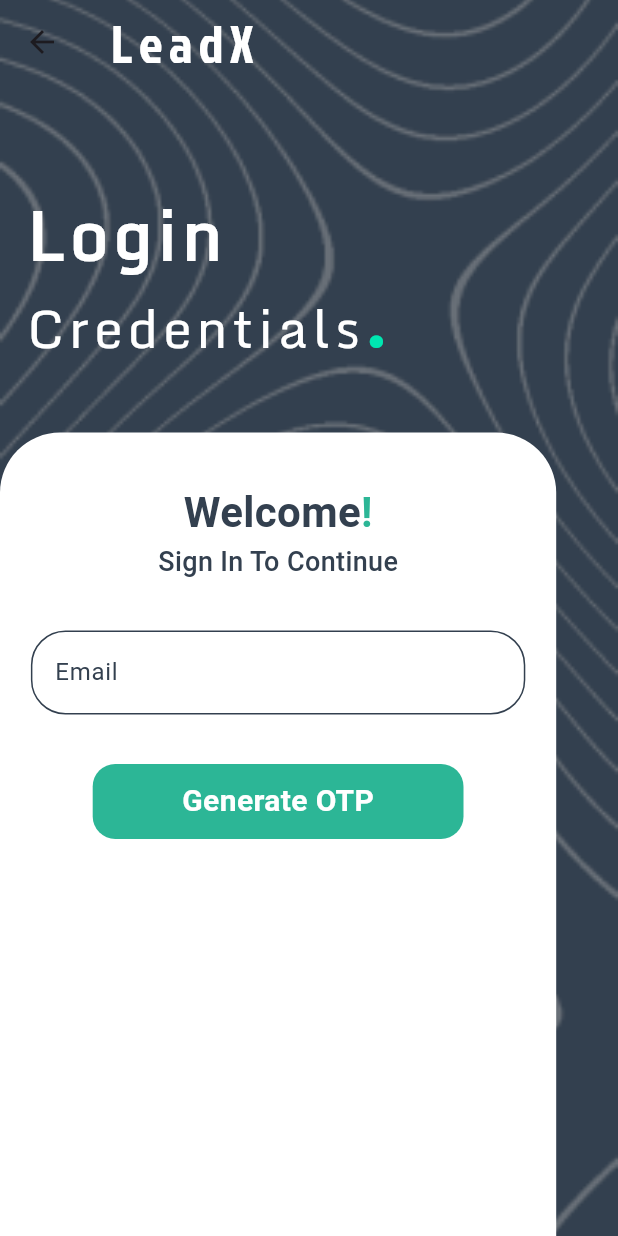
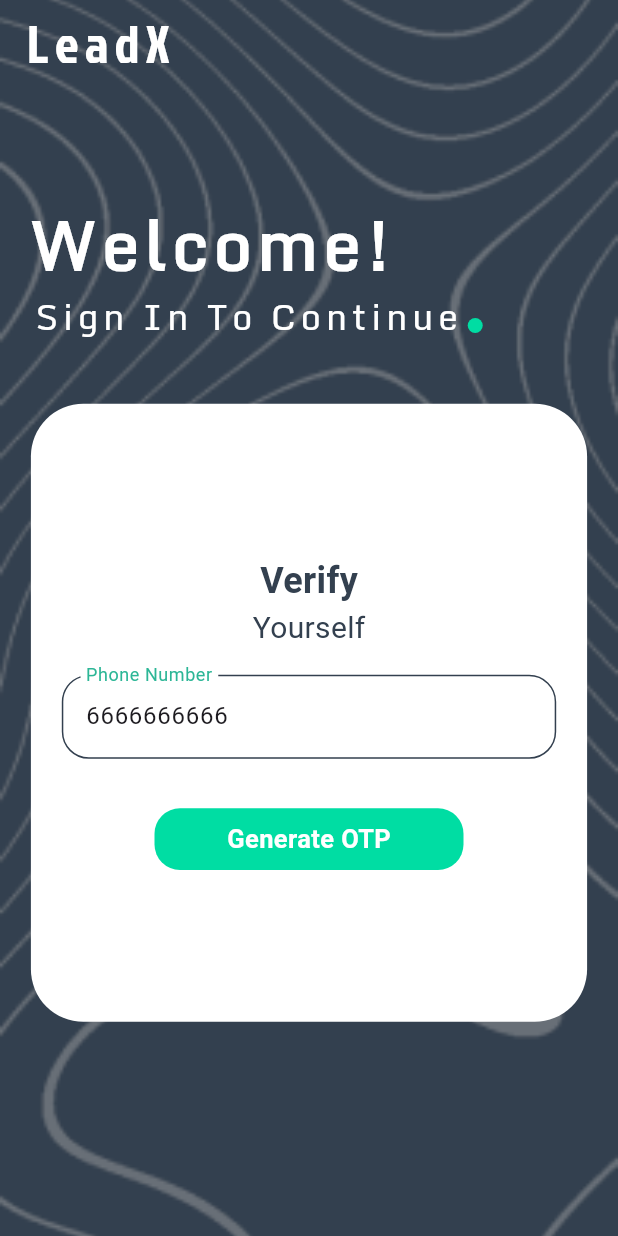
Before and after one commit to Akshaykk12/LeadX, a Flutter app: the LoginPage screen opened directly, on a phone screen of 412 x 824 dp. Run offline on Flutter 3.47's test engine with Material 3 defaults, Android fonts, the phone set to English and light mode, and no system bars; our stand-ins replace firebase_auth, firebase_core, google_nav_bar, pinput; missing offline and left inert: dart:ffi, tflite_flutter; accounts and stored records are empty.

Commit message:
Login Page With Auth Done!

```diff
--- a/lib/UiHelper/fontstyle.dart
+++ b/lib/UiHelper/fontstyle.dart
@@ -6,11 +6,12 @@ import 'package:flutter/painting.dart';
 import 'package:flutter/rendering.dart';
 
 TextStyle heading2({
-  Color textColor = Colors.white
+  Color textColor = Colors.white,
+  double textSize = 45
 }){
   return TextStyle(
     fontFamily: 'Monda',
-    fontSize: 45,
+    fontSize: textSize,
     color: textColor,
     letterSpacing: 3.3,
     fontWeight: FontWeight.w700
@@ -18,23 +19,25 @@ TextStyle heading2({
 }
 
 TextStyle heading1({
-  Color textColor = Colors.black
+  Color textColor = Colors.black,
+  double textSize = 35
 }){
   return TextStyle(
     fontFamily: 'JockeyOne',
-    fontSize: 35,
+    fontSize: textSize,
     color: textColor,
     letterSpacing: 4.0,
   );
 }
 
 TextStyle heading3({
-  Color textColor = Colors.white
+  Color textColor = Colors.white,
+  double textSize = 35
 }){
   return TextStyle(
     fontFamily: 'Monda',
     color: textColor,
-    fontSize: 35,
+    fontSize: textSize,
     fontWeight: FontWeight.w500,
     letterSpacing: 3.0,
   );
--- a/lib/models/data_model.dart
+++ b/lib/models/data_model.dart
@@ -6,7 +6,7 @@ class DataModel {
   String gender;
   String maritalStatus;
   int income;
-  String expenses;
+  int expenses;
   int creditScore;
   bool child;
   bool home;
@@ -38,7 +38,7 @@ class DataModel {
       gender: map['gender'] as String,
       maritalStatus: map['maritalStatus'] as String,
       income: map['income'] as int,
-      expenses: map['expenses'] as String,
+      expenses: map['expenses'] as int,
       creditScore: map['creditScore'] as int,
       child: map['child'] as bool,
       home: map['home'] as bool,
--- a/lib/models/income_details_model.dart
+++ b/lib/models/income_details_model.dart
@@ -1,6 +1,6 @@
 class IncomeDetailsModel {
   int income;
-  String expenses;
+  int expenses;
   int creditScore;
 
   // Constructor
@@ -14,7 +14,7 @@ class IncomeDetailsModel {
   factory IncomeDetailsModel.fromMap(Map<String, dynamic> map) {
     return IncomeDetailsModel(
       income: map['income'] as int,
-      expenses: map['expenses'] as String,
+      expenses: map['expenses'] as int,
       creditScore: map['creditScore'] as int,
     );
   }
--- a/lib/pages/Login_page.dart
+++ b/lib/pages/Login_page.dart
@@ -1,6 +1,8 @@
-import 'package:flutter/cupertino.dart';
+import 'package:firebase_auth/firebase_auth.dart';
 import 'package:flutter/material.dart';
+import 'package:leadx/UiHelper/Form_util.dart';
 import 'package:leadx/UiHelper/fontstyle.dart';
+import 'package:leadx/pages/Personal_Details.dart';
 
 class LoginPage extends StatefulWidget {
   const LoginPage({super.key});
@@ -12,7 +14,10 @@ class LoginPage extends StatefulWidget {
 
 class _LoginPageState extends State<LoginPage>{
 
-  TextEditingController email = TextEditingController();
+  TextEditingController pnumber = TextEditingController(text: '6666666666');
+  String countryCode = '+91';
+  late String verificationid;
+  bool otpFieldVisit = false;
 
   @override
   Widget build(BuildContext context) {
@@ -21,7 +26,7 @@ class _LoginPageState extends State<LoginPage>{
     double screenwidth = MediaQuery.of(context).size.width;
 
     return Container(
-      decoration: BoxDecoration(
+      decoration: const BoxDecoration(
         image: DecorationImage(
           image: AssetImage('Assets/Images/BackGround/Background.png'),
           fit: BoxFit.cover
@@ -35,130 +40,134 @@ class _LoginPageState extends State<LoginPage>{
           elevation: 0,
           backgroundColor: Colors.transparent,
         ),
-        body: Stack(
+        body: SingleChildScrollView(
+          child: Column(
+            crossAxisAlignment: CrossAxisAlignment.start,
             children: [
-          Positioned(
-          top: screenheight * 0.15,
-          left: screenwidth * 0.04,
-          child: Text('Login',style: heading2(),),
+              Padding(
+                padding: const EdgeInsets.only(top: 130, left: 18),
+                child: Text('Welcome!',style: heading2(textColor: Colors.white),),
               ),
-
-          Positioned(
-            top: screenheight * 0.22,
-            left: screenwidth * 0.04,
-            child: RichText(
-                text: TextSpan(
-                    children: <TextSpan>[
-                      TextSpan(
-                          text: 'Credentials',style: heading3()
+              Padding(
+                padding: const EdgeInsets.only(left: 22),
+                child: Row(
+                  children: [
+                    Text('Sign In To Continue',style: heading3(textSize: 24),),
+                    Padding(
+                      padding: const EdgeInsets.only(top: 12, left: 5),
+                      child: Container(
+                        height: 10,
+                        width: 10,
+                        decoration: const BoxDecoration(
+                          color: Color(0xff00DDA3),
+                          shape: BoxShape.circle
                         ),
-
-                      TextSpan(
-                          text: '.',style: TextStyle(color: Color(0xff00E7B1),fontWeight: FontWeight.bold,fontSize: 55)
-                      )
-                    ]
-                )
-            ),
-          ),
-
-            Positioned(
-              top: screenheight * 0.35,
-              child: Align(
-                alignment: Alignment.center,
-                child: Container(
-                  height: screenheight * 0.7,
-                  width: screenwidth * 0.9,
-                  decoration: const BoxDecoration(
-                    color: Colors.white,
-                    borderRadius: BorderRadius.only(topLeft: Radius.circular(40), topRight: Radius.circular(40))
-                  ),
-                  child: Center(
-                    child: SizedBox(
-                      width: screenwidth * 0.8,
-                      child: Column(
-                        children: [
-
-                          SizedBox(height: screenheight * 0.04,),
-
-                          const Row(
-                            mainAxisAlignment: MainAxisAlignment.center,
-                            children: [
-                              Text('Welcome',
-                              style: TextStyle(
-                                color: Color(0xff33404F,),
-                                fontSize: 28,
-                                fontWeight: FontWeight.bold
-                              ),),
-
-                              Text('!',
-                              style: TextStyle(
-                                color: Color(0xff2CB696),
-                                fontSize: 28,
-                                fontWeight: FontWeight.bold
-                              ),)
-                            ],
-                          ),
-
-                          const Text('Sign In To Continue',
-                          style: TextStyle(
-                            color: Color(0xff33404F),
-                            fontWeight: FontWeight.w500,
-                            fontSize: 18
-                          ),),
-
-                          SizedBox(height: screenheight * 0.04,),
-
-                          TextField(
-                            controller: email,
-                            keyboardType: TextInputType.text,
-                            cursorColor: const Color(0xff2CB696),
-                            decoration: InputDecoration(
-                                label: const Text('Email'),
-                                labelStyle: const TextStyle(color: Color(0xff33404F)),
-                                floatingLabelStyle: const TextStyle(color: Color(0xff2CB696)),
-                                focusedBorder: OutlineInputBorder(
-                                    borderRadius: BorderRadius.circular(23),
-                                    borderSide: const BorderSide(
-                                        color: Color(0xff2CB696),
-                                        width: 1.5
-                                    )
-                                ),
-                                enabledBorder: OutlineInputBorder(
-                                    borderRadius: BorderRadius.circular(23),
-                                    borderSide: const BorderSide(
-                                      color: Color(0xff33404F),
-                                    )
-                                )
-                            ),
-                          ),
-
-                          SizedBox(height: screenheight * 0.04,),
-
-                          Container(
-                            height: 50,
-                            width: screenwidth * 0.6,
-                            decoration: BoxDecoration(
-                              color: Color(0xff2CB696),
-                              borderRadius: BorderRadius.circular(15)
-                            ),
-                            child: Center(
-                              child: Text('Generate OTP',
-                              style: TextStyle(
-                                color: Colors.white,
-                                fontSize: 20,
-                                fontWeight: FontWeight.bold
-                              ),),
                       ),
                     )
                   ],
                 ),
               ),
+              SizedBox(height: screenheight * 0.05,),
+              Center(
+                child: Container(
+                  height: screenheight * 0.5,
+                  width: screenwidth * 0.9,
+                  decoration: BoxDecoration(
+                    color: Colors.white,
+                    borderRadius: BorderRadius.circular(35)
                   ),
+                  child: Column(
+                    crossAxisAlignment: CrossAxisAlignment.center,
+                    mainAxisAlignment: MainAxisAlignment.center,
+                    children: [
+                      // SizedBox(height: screenheight * 0.05,),
+                      const Text('Verify',style: TextStyle(
+                        fontSize: 24,
+                        fontWeight: FontWeight.bold,
+                        color: Color(0xff33404F)
+                      ),),
+                      const Text('Yourself',style: TextStyle(
+                        color: Color(0xff33404F),
+                        fontSize: 20
+                      ),),
+                      SizedBox(height: screenwidth * 0.04,),
+                      textField(Controller: pnumber, labelName: 'Phone Number', width: screenwidth * 0.8,),
+                      if(otpFieldVisit) ...[
+                        SizedBox(height: screenheight * 0.04,),
+                        otpTitle(
+                          onCompleted: (pin) async {
+                           try{
+                             PhoneAuthCredential credential = PhoneAuthProvider.credential(
+                                 verificationId: verificationid, smsCode: pin);
+
+                           await FirebaseAuth.instance.signInWithCredential(credential);
+                           ScaffoldMessenger.of(context).showSnackBar(
+                             const SnackBar(content: Text('OTP Verified Successfully!'))
+                           );
+
+                           Navigator.pushAndRemoveUntil(
+                               context,
+                               MaterialPageRoute(builder: (context)=>const PersonalDetails()),
+                               (route)=>false);
+                          }catch(e){
+                             ScaffoldMessenger.of(context).showSnackBar(
+                                 SnackBar(content: Text('Failed to Verify OTP:$e')));
+                           }
+                          }
+                        ),
+                      ],
+                      SizedBox(height: screenheight * 0.04,),
+                      GestureDetector(
+                        onTap: () async {
+                          if (!otpFieldVisit){
+                            await FirebaseAuth.instance.verifyPhoneNumber(
+                                phoneNumber:  countryCode+pnumber.text,
+                                verificationCompleted: (PhoneAuthCredential credential){},
+                                verificationFailed: (FirebaseAuthException ex){
+                                  ScaffoldMessenger.of(context).showSnackBar(
+                                    SnackBar(content: Text('Verification Failed: ${ex.message}'))
+                                  );
+                                },
+                                codeSent: (String verId, int? resendToken){
+                                  setState(() {
+                                    verificationid = verId;
+                                    otpFieldVisit = true;
+                                  });
+                                  ScaffoldMessenger.of(context).showSnackBar(
+                                    const SnackBar(content: Text('OTP Sent!'))
+                                  );
+                                },
+                                codeAutoRetrievalTimeout: (String verId){
+                                  verificationid = verId;
+                                });
+                          }
+
+                        },
+                        child: Container(
+                          height: screenheight * 0.05,
+                          width: screenwidth * 0.5,
+                          decoration:  BoxDecoration(
+                            color: const Color(0xff00DDA3),
+                            borderRadius: BorderRadius.circular(17)
+                          ),
+                          child: Center(
+                            child:  Text( otpFieldVisit ? 'Verify OTP':'Generate OTP',
+                              style: const TextStyle(
+                                color: Colors.white,
+                                fontSize: 17,
+                                fontWeight: FontWeight.bold
+                            ),),
                           ),
                         ),
                       )
-          ]
+
+                    ],
                   ),
+                ),
+              )
+            ],
+          ),
+        )
       )
     );
   }
--- a/lib/pages/Personal_Details.dart
+++ b/lib/pages/Personal_Details.dart
@@ -164,8 +164,8 @@ class _PersonalDetailsState extends State<PersonalDetails> {
                                   car: TextControllers.car
                               );
                               Navigator.of(context).push(
-                                MaterialPageRoute(builder: (context) => IncomeDetails(personalDetails: personalDetails)
-                                ));
+                                  MaterialPageRoute(builder: (context) => IncomeDetails(personalDetails: personalDetails)
+                                  ));
                             },
                             child: Container(
                               height: screenheight * 0.05,
--- a/lib/utils/text_controllers.dart
+++ b/lib/utils/text_controllers.dart
@@ -5,6 +5,7 @@ abstract class TextControllers {
   static TextEditingController age = TextEditingController();
   static TextEditingController aadhar = TextEditingController();
   static TextEditingController income = TextEditingController();
+  static TextEditingController expenses = TextEditingController();
   static TextEditingController creditScore = TextEditingController();
   static bool child = false;
   static bool home = false;
```
Also changed, not shown: lib/UiHelper/Form_util.dart (+78 -2 lines), lib/main.dart (+6 -6 lines), lib/pages/income_details.dart (+2 -11 lines), pubspec.yaml (+10 -9 lines), pubspec.lock, 16 other files. Lines whose indentation alone changed are shown as unchanged.
